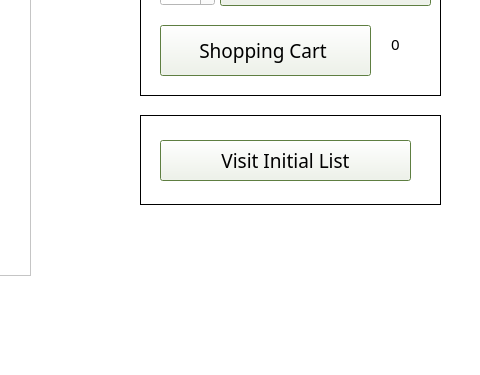
Old version of the form schoolStore.ui in the repository DannyCamacho/CollegeConnect; both pictures show x 420 to 900 and y 225 to 600 of the 900 by 600 pixel window.
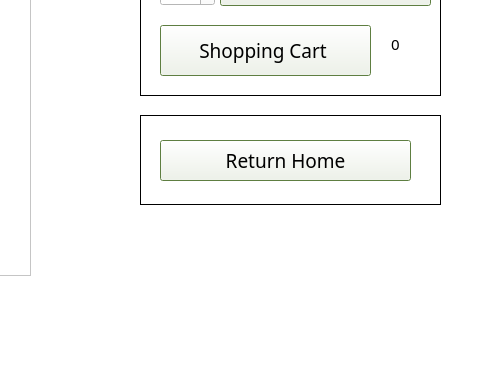
New version of the form. Icons and pictures are not drawn.

Commit message: changes to sizing/buttons, tripplanner.ui & schoolStore.ui

The edit to the form file:
```diff
--- a/schoolStore.ui
+++ b/schoolStore.ui
@@ -298,7 +298,7 @@
      </property>
      <property name="minimumSize">
       <size>
-       <width>176</width>
+       <width>146</width>
        <height>0</height>
       </size>
      </property>
@@ -312,6 +312,7 @@
       <font>
        <family>Mongolian Baiti</family>
        <pointsize>14</pointsize>
+       <weight>50</weight>
        <bold>false</bold>
       </font>
      </property>
@@ -330,7 +331,7 @@
 }</string>
      </property>
      <property name="text">
-      <string>Visit Initial List</string>
+      <string>Return Home</string>
      </property>
      <property name="autoDefault">
       <bool>true</bool>
```
Left out of the diff: 8 changed lines with no effect on the pictures. The commit also changes 2 other files.
